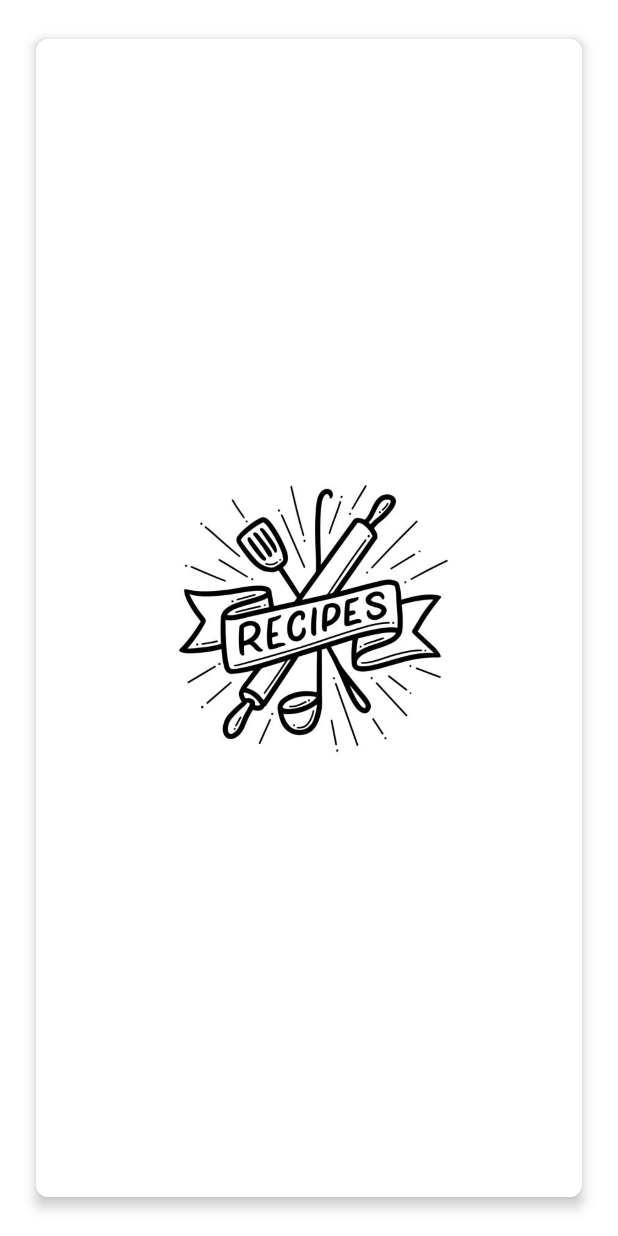
After one commit to jakub-mrow/RecipesApp, an Android app: the fragment BlankRecipeFragment placed in its activity, on a phone screen of 412 x 824 dp. The commit adds this screen. Run offline under Robolectric (Android 15) with nearby library versions, the phone set to English and light mode, and no system bars; our stand-ins replace Picasso, navigation-ui; pictures from the network do not load; 1 statement that could not run was skipped.

Commit message:
added blank fragment with logo that is displayed only on first setup

```diff
--- a/app/src/main/java/com/example/recipesapp/MainActivity.kt
+++ b/app/src/main/java/com/example/recipesapp/MainActivity.kt
@@ -10,6 +10,7 @@ import androidx.navigation.fragment.NavHostFragment
 import androidx.navigation.ui.AppBarConfiguration
 import androidx.navigation.ui.NavigationUI
 import com.example.recipesapp.databinding.ActivityMainBinding
+import com.example.recipesapp.fragments.BlankRecipeFragment
 import com.example.recipesapp.fragments.RecipeFragment
 
 
@@ -25,7 +26,7 @@ class MainActivity : AppCompatActivity() {
         val isTablet = resources.getBoolean(R.bool.isTablet)
 
         if (isTablet){
-            val detailsFragment = RecipeFragment()
+            val detailsFragment = BlankRecipeFragment()
             val ft = supportFragmentManager.beginTransaction()
             ft.replace(R.id.fragment_container, detailsFragment)
             ft.addToBackStack(null)
--- /dev/null
+++ b/app/src/main/java/com/example/recipesapp/fragments/BlankRecipeFragment.kt
@@ -0,0 +1,25 @@
+package com.example.recipesapp.fragments
+
+import android.os.Bundle
+import androidx.fragment.app.Fragment
+import android.view.LayoutInflater
+import android.view.View
+import android.view.ViewGroup
+import com.example.recipesapp.R
+
+
+class BlankRecipeFragment : Fragment() {
+
+
+    override fun onCreate(savedInstanceState: Bundle?) {
+        super.onCreate(savedInstanceState)
+    }
+
+    override fun onCreateView(
+        inflater: LayoutInflater, container: ViewGroup?,
+        savedInstanceState: Bundle?
+    ): View? {
+        // Inflate the layout for this fragment
+        return inflater.inflate(R.layout.fragment_blank_recipe, container, false)
+    }
+}
--- /dev/null
+++ b/app/src/main/res/layout/fragment_blank_recipe.xml
@@ -0,0 +1,43 @@
+<?xml version="1.0" encoding="utf-8"?>
+<RelativeLayout xmlns:android="http://schemas.android.com/apk/res/android"
+    xmlns:tools="http://schemas.android.com/tools"
+    xmlns:app="http://schemas.android.com/apk/res-auto"
+    android:layout_width="match_parent"
+    android:layout_height="match_parent"
+    tools:context=".fragments.BlankRecipeFragment">
+
+
+    <androidx.cardview.widget.CardView
+        android:layout_width="match_parent"
+        android:layout_height="match_parent"
+        android:layout_margin="16dp"
+        android:layout_marginStart="16dp"
+        android:layout_marginTop="16dp"
+        android:layout_marginEnd="16dp"
+        app:cardCornerRadius="8dp"
+        app:cardElevation="5dp"
+        app:cardPreventCornerOverlap="true"
+        app:cardUseCompatPadding="true">
+
+
+        <androidx.constraintlayout.widget.ConstraintLayout
+            android:layout_width="match_parent"
+            android:layout_height="match_parent">
+
+            <ImageView
+                android:id="@+id/blankRecipeImage"
+                android:layout_width="250dp"
+                android:layout_height="250dp"
+                android:src="@drawable/recipes_graphics"
+                app:layout_constraintBottom_toBottomOf="parent"
+                app:layout_constraintEnd_toEndOf="parent"
+                app:layout_constraintStart_toStartOf="parent"
+                app:layout_constraintTop_toTopOf="parent" />
+
+        </androidx.constraintlayout.widget.ConstraintLayout>
+
+
+    </androidx.cardview.widget.CardView>
+
+
+</RelativeLayout>
```
Also changed, not shown: app/src/main/res/drawable/recipes_graphics.jpg (added).
